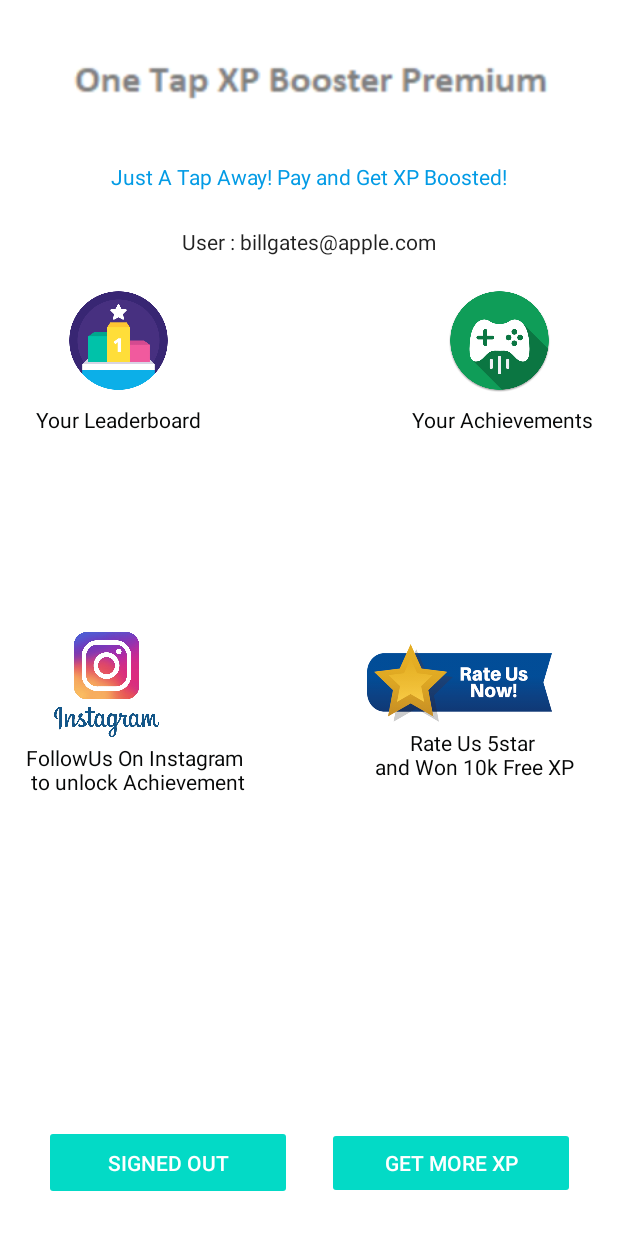
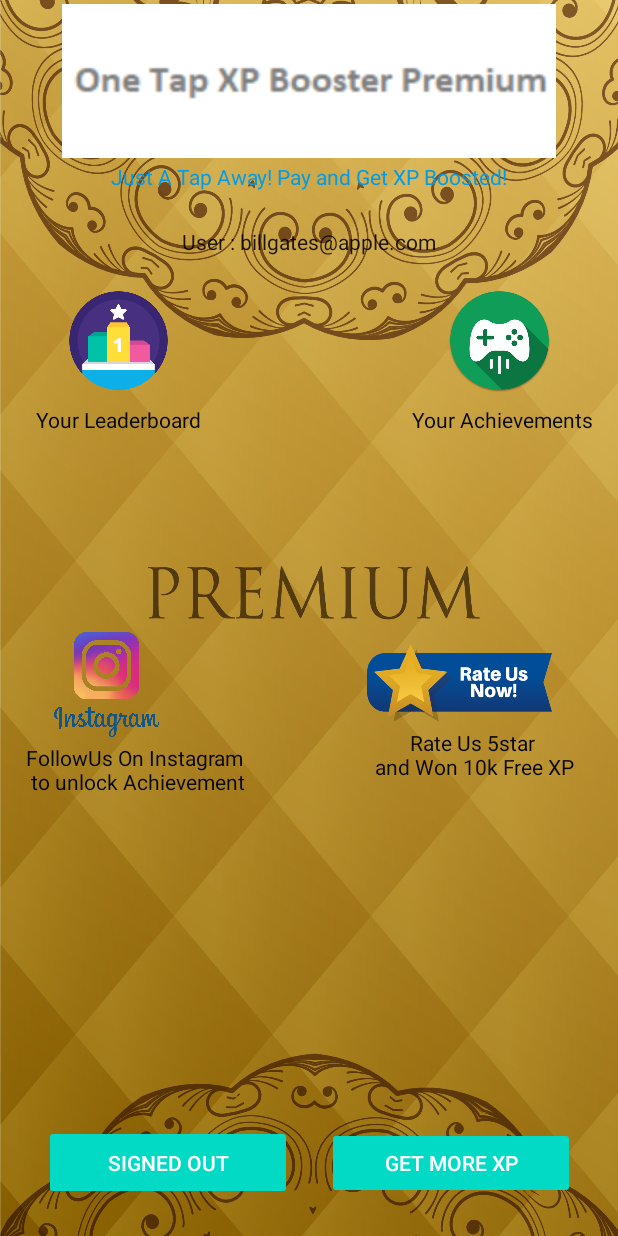
Before and after one commit to fineanmol/OneTapXpBoosterPremium, an Android app: the layout activity_google.xml on its own in the app's theme, with its tools: preview values and no code run, on a phone screen of 412 x 824 dp. Run offline under Robolectric (Android 15) with nearby library versions, the phone set to English and light mode, and no system bars.

Commit message:
New Code Implemented

```diff
--- a/app/src/main/res/layout/activity_google.xml
+++ b/app/src/main/res/layout/activity_google.xml
@@ -5,7 +5,7 @@
         android:id="@+id/main_layout"
         android:layout_width="match_parent"
         android:layout_height="match_parent"
-        android:background="@android:color/white">
+        android:background="@drawable/back">
 
     <ImageView
             android:id="@+id/imageView2"
```
Also changed, not shown: app/src/main/res/drawable/back.png (added).
